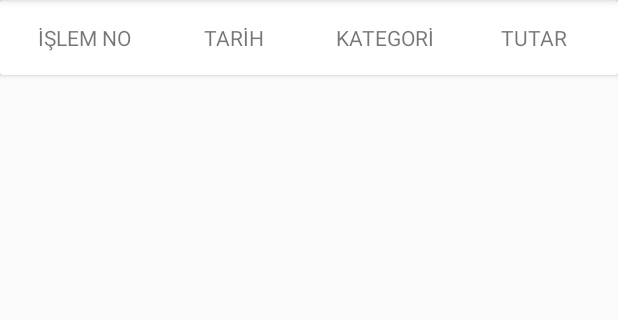
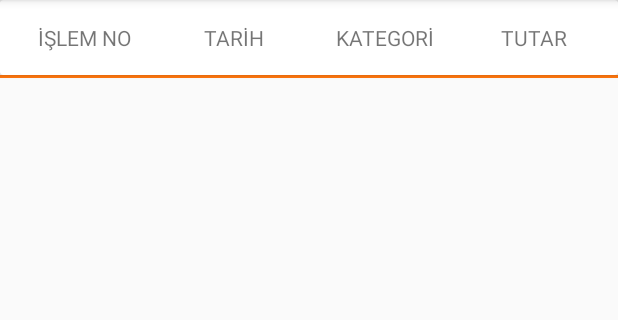
Before and after one commit to nejdetkadir/expenses-project-android, an Android app: the fragment HomeFragment shown on its own in the app's theme, on a phone screen of 412 x 824 dp, the part 84-404 px from its top. Run offline under Robolectric (Android 15) with nearby library versions, the phone set to English and light mode, and no system bars; network calls fail; 1 statement that could not run was skipped.

Commit message:
Add color to bottom of header

```diff
--- a/app/src/main/res/layout/fragment_home.xml
+++ b/app/src/main/res/layout/fragment_home.xml
@@ -9,6 +9,7 @@
     <androidx.cardview.widget.CardView
         android:layout_width="match_parent"
         android:layout_height="50dp">
+
         <LinearLayout
             android:layout_width="match_parent"
             android:layout_height="match_parent"
@@ -44,7 +45,11 @@
 
         </LinearLayout>
     </androidx.cardview.widget.CardView>
-
+    <LinearLayout
+        android:layout_width="match_parent"
+        android:layout_height="2dp"
+        android:background="#ff760e">
+    </LinearLayout>
     <androidx.recyclerview.widget.RecyclerView
         android:id="@+id/HomeRecyclerView"
         android:layout_width="match_parent"
```
Also changed, not shown: app/src/main/res/layout/fragment_info.xml (+15 -0 lines).
